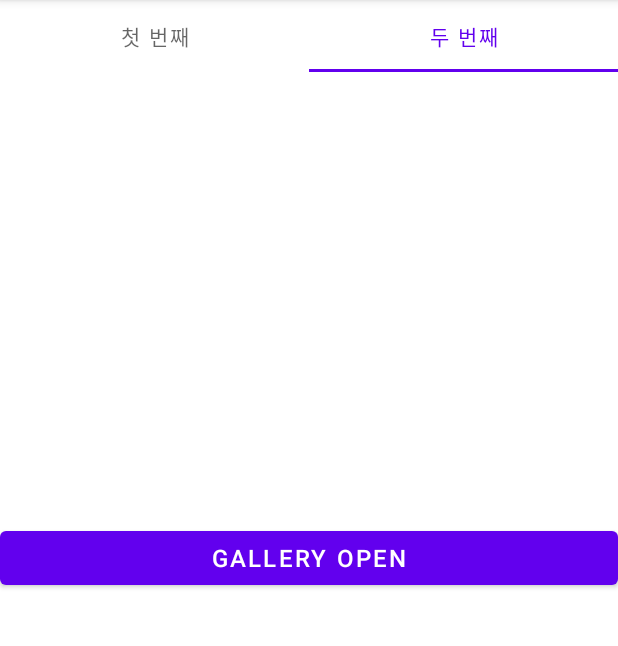
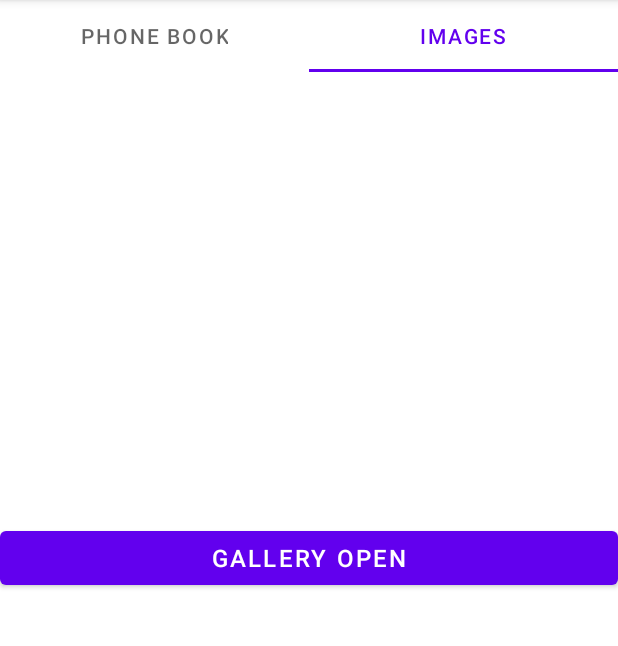
Before and after one commit to Rudolf0328/molip_week1, an Android app: the screen it shows after launch (MainActivity), tab 2 chosen, on a phone screen of 412 x 824 dp, the part 84-730 px from its top. Run offline under Robolectric (Android 15) with nearby library versions, the phone set to English and light mode, and no system bars.

Commit message:
update changes

```diff
--- a/app/src/main/java/com/example/molip/MainActivity.java
+++ b/app/src/main/java/com/example/molip/MainActivity.java
@@ -36,8 +36,8 @@ public class MainActivity extends AppCompatActivity {
         //ViewPager과 TabLayout 연결
         tabLayout.setupWithViewPager(viewPager);
 
-        tabLayout.getTabAt(0).setText("첫 번째");
-        tabLayout.getTabAt(1).setText("두 번째");
+        tabLayout.getTabAt(0).setText("Phone Book");
+        tabLayout.getTabAt(1).setText("Images");
 //        tabLayout.getTabAt(2).setText("세 번째");
     }
 }
--- a/app/src/main/java/com/example/molip/phonePage/adapter/PhoneRcvAdapter.java
+++ b/app/src/main/java/com/example/molip/phonePage/adapter/PhoneRcvAdapter.java
@@ -61,7 +61,7 @@ public class PhoneRcvAdapter extends RecyclerView.Adapter<PhoneRcvAdapter.ViewHo
     class ViewHolder extends RecyclerView.ViewHolder {
         ImageView imgProfile;
         ImageButton btnCall, btnMsg;
-        TextView tvName;
+        TextView tvName, tvPhoneNum;
 
         public ViewHolder(View itemView) {
             super(itemView);
@@ -69,7 +69,7 @@ public class PhoneRcvAdapter extends RecyclerView.Adapter<PhoneRcvAdapter.ViewHo
             btnCall = (ImageButton) itemView.findViewById(R.id.item_btn_call);
             btnMsg = (ImageButton) itemView.findViewById(R.id.item_btn_msg);
             tvName = (TextView) itemView.findViewById(R.id.item_tv_name);
-
+            tvPhoneNum = (TextView) itemView.findViewById(R.id.item_tv_phone_num);
         }
     }
 
@@ -77,6 +77,7 @@ public class PhoneRcvAdapter extends RecyclerView.Adapter<PhoneRcvAdapter.ViewHo
         final PhoneData phoneData = phoneList.get(position);
         System.out.println("pd: " + phoneData);
         holder.tvName.setText(phoneData.getName());
+        holder.tvPhoneNum.setText(phoneData.getPhoneNum());
         if(phoneData.getProfileRes().equals("null")) {
             int resourceId = R.drawable.puppy;
             holder.imgProfile.setImageResource(resourceId);
--- a/app/src/main/java/com/example/molip/phonePage/data/DummyData.java
+++ b/app/src/main/java/com/example/molip/phonePage/data/DummyData.java
@@ -5,9 +5,9 @@ import java.util.ArrayList;
 public class DummyData {
     public static ArrayList<PhoneData> dummyList = new ArrayList<PhoneData>() {
         {
-            add(new PhoneData("0", "이지원", "01011111111"));
-            add(new PhoneData("1", "정우진", "01022222222"));
-            add(new PhoneData("2", "차다윤", "01033333333"));
+//            add(new PhoneData("0", "이지원", "01011111111"));
+//            add(new PhoneData("1", "정우진", "01022222222"));
+//            add(new PhoneData("2", "차다윤", "01033333333"));
         }
     };
 }
```
Also changed, not shown: app/src/main/res/layout/phone_item.xml (+21 -5 lines).
